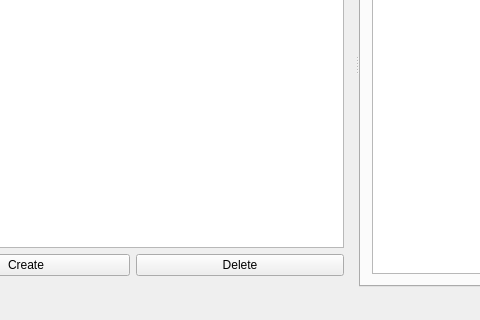
Before: the Qt Designer form application/CuistaxRaceManager/MainWindow.ui in xaviermawet/cuistax-race-manager, drawn with Qt 5; both pictures show x 100 to 580 and y 206 to 526 of the 921 by 526 pixel window.
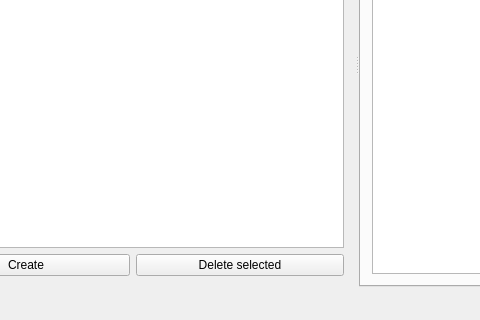
After: the same form once the commit is applied. Icons and pictures are not drawn.

Commit message: Added team deletion

Diff of the .ui file:
```diff
--- a/application/CuistaxRaceManager/MainWindow.ui
+++ b/application/CuistaxRaceManager/MainWindow.ui
@@ -60,7 +60,11 @@
           <item>
            <widget class="QPushButton" name="pushButtonDeleteTeam">
             <property name="text">
-             <string>Delete</string>
+             <string>Delete selected</string>
+            </property>
+            <property name="icon">
+             <iconset resource="Resources.qrc">
+              <normaloff>:/icons/minus</normaloff>:/icons/minus</iconset>
             </property>
            </widget>
           </item>
```
Left out of the diff: 21 changed lines with no effect on the pictures. The commit also changes 2 other files.
